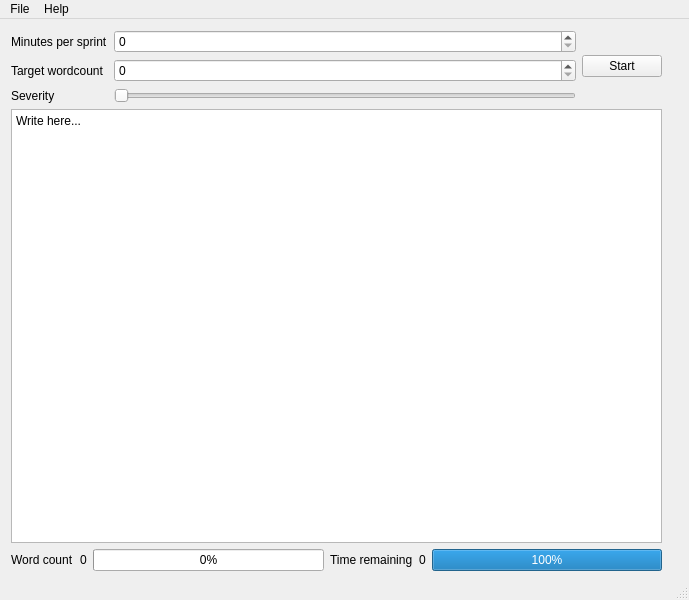
Above: sprinter.ui from acfogarty/word-sprinter before the change. Below: the same form after it.
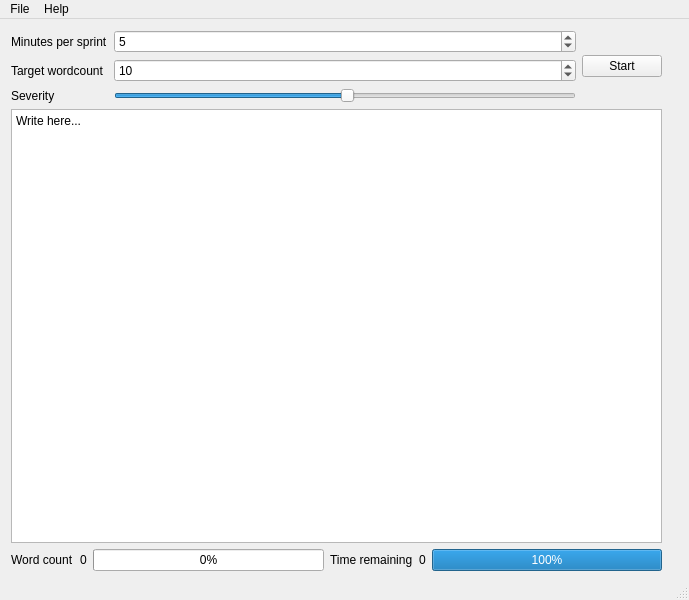
That is the form after the change.

Patch:
```diff
--- a/sprinter.ui
+++ b/sprinter.ui
@@ -39,7 +39,11 @@
           </widget>
          </item>
          <item row="0" column="1">
-          <widget class="QSpinBox" name="minutes_per_sprint_spinbox"/>
+          <widget class="QSpinBox" name="minutes_per_sprint_spinbox">
+           <property name="value">
+            <number>5</number>
+           </property>
+          </widget>
          </item>
          <item row="1" column="0">
           <widget class="QLabel" name="target_wordcount_label">
@@ -52,7 +56,11 @@
           </widget>
          </item>
          <item row="1" column="1">
-          <widget class="QSpinBox" name="target_wordcount_spinbox"/>
+          <widget class="QSpinBox" name="target_wordcount_spinbox">
+           <property name="value">
+            <number>10</number>
+           </property>
+          </widget>
          </item>
          <item row="2" column="0">
           <widget class="QLabel" name="severity_label">
@@ -63,6 +71,9 @@
          </item>
          <item row="2" column="1">
           <widget class="QSlider" name="severity_slider">
+           <property name="sliderPosition">
+            <number>50</number>
+           </property>
            <property name="orientation">
             <enum>Qt::Horizontal</enum>
            </property>
```
